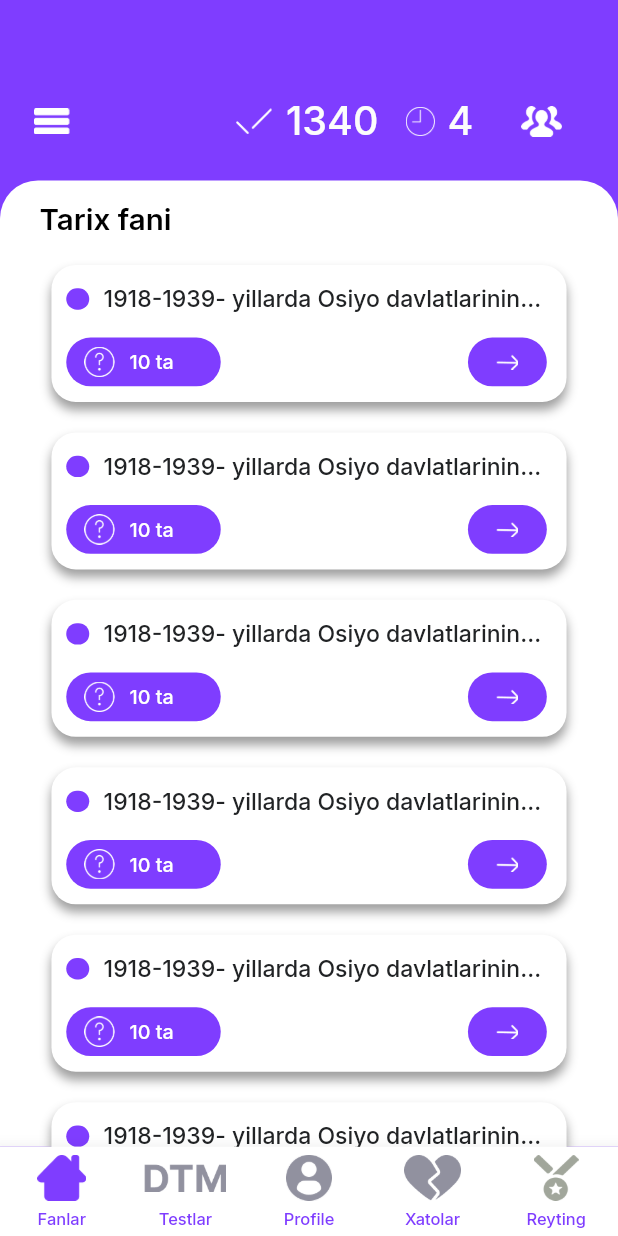
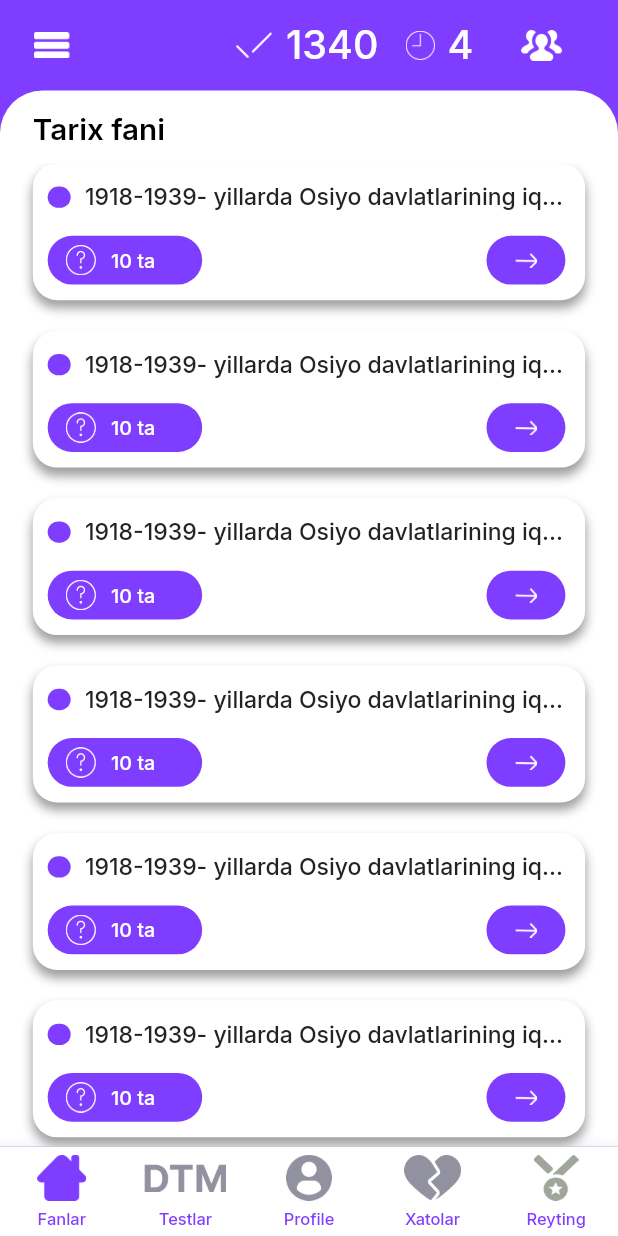
Before and after one commit to Shox4ux/Abiturent_test, a Flutter app: the MainScreen screen opened by its route, on a phone screen of 412 x 824 dp. Run offline on Flutter 3.47's test engine with Material 2 defaults, Android fonts, the phone set to English and light mode, and no system bars; our stand-ins replace carousel_slider, flutter_screenutil, gap, google_fonts, pinput, smooth_page_indicator.

Commit message:
navigation bugs fixed

```diff
--- a/lib/ui/bottom_navigation/subjects/subject_screen.dart
+++ b/lib/ui/bottom_navigation/subjects/subject_screen.dart
@@ -1,6 +1,7 @@
 import 'package:flutter/material.dart';
 import 'package:flutter_screenutil/flutter_screenutil.dart';
 import 'package:gap/gap.dart';
+import 'package:test_app/ui/main_page/main_page.dart';
 
 import '../../../res/constants.dart';
 
@@ -9,31 +10,53 @@ class SubjectsScreen extends StatelessWidget {
 
   @override
   Widget build(BuildContext context) {
-    return Column(
+    final topPadding = MediaQuery.of(context).padding.top;
+    return SafeArea(
+      child: Column(
         crossAxisAlignment: CrossAxisAlignment.start,
         children: [
-        Text(
+          customAppBar(),
+          Expanded(
+              child: Container(
+            padding: EdgeInsets.only(top: 14.h),
+            decoration: BoxDecoration(
+                color: Colors.white,
+                borderRadius: BorderRadius.only(
+                  topLeft: Radius.circular(28.r),
+                  topRight: Radius.circular(28.r),
+                )),
+            child: Column(
+              crossAxisAlignment: CrossAxisAlignment.start,
+              children: [
+                Padding(
+                  padding: EdgeInsets.symmetric(horizontal: 20.w),
+                  child: Text(
                     "Tarix fani",
                     style: AppStyles.introButtonText.copyWith(
                       color: Colors.black,
                     ),
                   ),
+                ),
                 Gap(10.h),
                 Expanded(
                   child: ListView.builder(
-              padding: const EdgeInsets.all(8),
+                      padding: const EdgeInsets.only(bottom: 20),
                       itemCount: 10,
                       itemBuilder: (BuildContext context, int index) {
                         return subjectItem();
                       }),
                 ),
               ],
+            ),
+          ))
+        ],
+      ),
     );
   }
 
   Widget subjectItem() {
     return Container(
-      margin: EdgeInsets.only(bottom: 20.h),
+      margin: EdgeInsets.only(bottom: 20.h, left: 20.w, right: 20.w),
       width: 333.w,
       height: 90.h,
       padding: EdgeInsets.only(
@@ -43,6 +66,7 @@ class SubjectsScreen extends StatelessWidget {
         left: 9.w,
       ),
       decoration: BoxDecoration(
+        color: Colors.white,
         borderRadius: BorderRadius.circular(16.r),
         boxShadow: const [
           BoxShadow(
@@ -50,11 +74,8 @@ class SubjectsScreen extends StatelessWidget {
             blurRadius: 5.0,
             offset: Offset(0, 5),
           ),
-            BoxShadow(
-              color: Colors.white,
-              offset: Offset(0, 0),
+        ],
       ),
-          ]),
       child: Column(children: [
         Row(
           children: [
--- a/lib/ui/components/custom_simple_appbar.dart
+++ b/lib/ui/components/custom_simple_appbar.dart
@@ -26,11 +26,7 @@ class _CustomSimpleAppBarState extends State<CustomSimpleAppBar> {
       child: Row(children: [
         GestureDetector(
             onTap: () {
-              Navigator.pushNamedAndRemoveUntil(
-                context,
-                widget.routeText,
-                (route) => false,
-              );
+              Navigator.pop(context);
             },
             child: const Icon(Icons.arrow_back)),
         Container(
--- a/lib/ui/main_page/main_page.dart
+++ b/lib/ui/main_page/main_page.dart
@@ -15,9 +15,9 @@ class MainScreen extends StatefulWidget {
 }
 
 class _MainScreenState extends State<MainScreen> {
+  int selectedIndex = 0;
   @override
   Widget build(BuildContext context) {
-    int selectedIndex = 0;
     final screens = [
       const SubjectsScreen(),
       const DtmScreen(),
@@ -28,27 +28,7 @@ class _MainScreenState extends State<MainScreen> {
 
     return Scaffold(
       backgroundColor: AppColors.mainColor,
-      body: Column(
-        children: [
-          Gap(50.h),
-          mainAppBar(),
-          Gap(9.h),
-          Expanded(
-            child: Container(
-                height: double.maxFinite,
-                width: double.maxFinite,
-                padding: EdgeInsets.only(top: 14.h, right: 24.w, left: 24.w),
-                decoration: BoxDecoration(
-                  color: Colors.white,
-                  borderRadius: BorderRadius.only(
-                    topRight: Radius.circular(25.r),
-                    topLeft: Radius.circular(25.r),
-                  ),
-                ),
-                child: screens[selectedIndex]),
-          ),
-        ],
-      ),
+      body: screens[selectedIndex],
       bottomNavigationBar: BottomNavigationBar(
           onTap: (int index) {
             setState(() {
```
Also changed, not shown: lib/ui/auth/login.dart (+10 -13 lines), lib/ui/intro/intro.dart (+2 -7 lines). Lines whose indentation alone changed are shown as unchanged.
